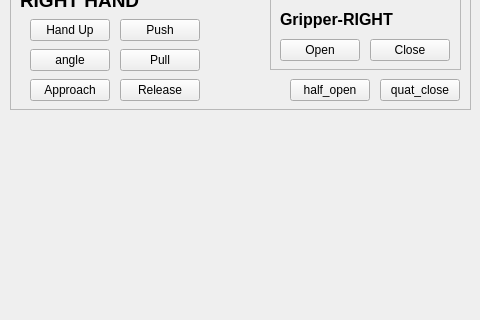
Before: the Qt Designer form MobileHubo_ROScomm_drill_LeftHandTest/src/PODOGUI/drilldialog.ui in chosaihim/drill_podo_left_git, drawn with Qt 5; both pictures show x 0 to 480 and y 111 to 431 of the 650 by 611 pixel window.
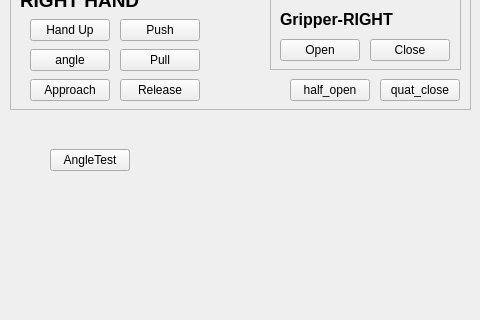
After: the same form once the commit is applied.

Patch:
```diff
--- a/MobileHubo_ROScomm_drill_LeftHandTest/src/PODOGUI/drilldialog.ui
+++ b/MobileHubo_ROScomm_drill_LeftHandTest/src/PODOGUI/drilldialog.ui
@@ -754,6 +754,19 @@
     </property>
    </widget>
   </widget>
+  <widget class="QPushButton" name="PB_angleTest">
+   <property name="geometry">
+    <rect>
+     <x>50</x>
+     <y>260</y>
+     <width>80</width>
+     <height>22</height>
+    </rect>
+   </property>
+   <property name="text">
+    <string>AngleTest</string>
+   </property>
+  </widget>
  </widget>
  <resources/>
  <connections/>
```
